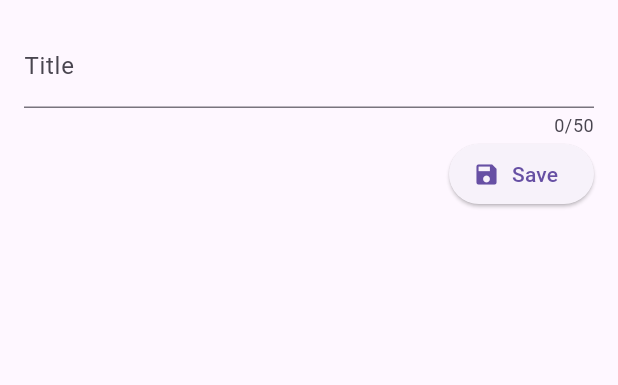
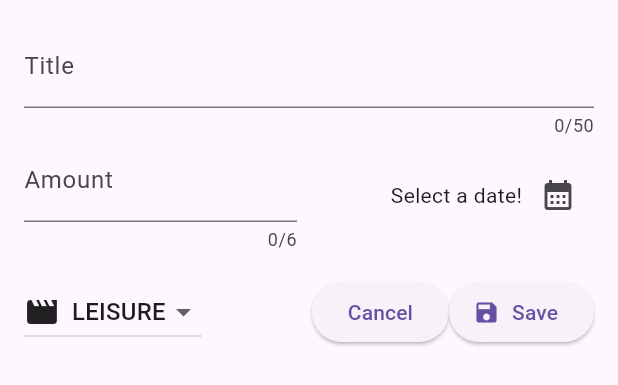
Before and after one commit to iulvimercan/flutter_ExpenseManagementApp, a Flutter app: the NewExpense widget shown alone on an empty page, opened directly, on a phone screen of 412 x 824 dp. Shown: the top 385 px of the screen. Run offline on Flutter 3.47's test engine with Material 3 defaults, Android fonts, the phone set to English and light mode, and no system bars.

Commit message:
user inputs with TextField, DatePicker, and DropdownButton

```diff
--- a/lib/new_expense.dart
+++ b/lib/new_expense.dart
@@ -1,4 +1,7 @@
 import 'package:flutter/material.dart';
+import 'package:flutter/services.dart';
+
+import 'package:expense_management_app/models/expense.dart';
 
 class NewExpense extends StatefulWidget {
   const NewExpense({super.key});
@@ -9,18 +12,37 @@ class NewExpense extends StatefulWidget {
 
 class _NewExpenseState extends State<NewExpense> {
   final _titleController = TextEditingController();
+  final _amountController = TextEditingController();
+  DateTime? _selectedDate;
+  Category? _selectedCategory = Category.leisure;
+
+  void _presentDatePicker() async {
+    final now = DateTime.now();
+    final firstDate = DateTime(now.year - 1);
+    final pickedDate = await showDatePicker(
+      context: context,
+      initialDate: now, // the date to be displayed when the picker is opened
+      firstDate: firstDate, // the first date that can be selected
+      lastDate: now, // the last date that can be selected
+    );
+
+    setState(() {
+      _selectedDate = pickedDate;
+    });
+  }
 
   @override
   void dispose() {
     // We have to manually dispose the controllers to avoid memory leaks
     _titleController.dispose();
+    _amountController.dispose();
     super.dispose();
   }
 
   @override
   Widget build(BuildContext context) {
     return Padding(
-      padding: EdgeInsets.all(16),
+      padding: const EdgeInsets.all(16),
       child: Column(
         children: [
           TextField(
@@ -32,10 +54,74 @@ class _NewExpenseState extends State<NewExpense> {
             ),
           ),
           Row(
-            mainAxisAlignment: MainAxisAlignment.end,
             children: [
+              Expanded(
+                child: TextField(
+                  controller: _amountController,
+                  maxLength: 6,
+                  keyboardType: TextInputType.number,
+                  decoration: const InputDecoration(
+                    label: Text('Amount'),
+                    prefixText: '\$ ',
+                  ),
+                  inputFormatters: [
+                    FilteringTextInputFormatter.digitsOnly,
+                  ],
+                ),
+              ),
+              const SizedBox(width: 16),
+              Expanded(
+                child: Row(
+                  mainAxisAlignment: MainAxisAlignment.end,
+                  children: [
+                    Text(_selectedDate != null
+                        ? dateFormatter.format(_selectedDate!)
+                        : 'Select a date!'),
+                    IconButton(
+                      onPressed: _presentDatePicker,
+                      icon: const Icon(Icons.calendar_month),
+                    )
+                  ],
+                ),
+              ),
+            ],
+          ),
+          const SizedBox(height: 16),
+          Row(
+            children: [
+              DropdownButton(
+                value: _selectedCategory,
+                items: [
+                  ...Category.values.map((category) {
+                    return DropdownMenuItem(
+                      value: category,
+                      child: Row(
+                        children: [
+                          Icon(categoryIcons[category]),
+                          const SizedBox(width: 8),
+                          Text(category.name.toUpperCase()),
+                        ],
+                      ),
+                    );
+                  }),
+                ],
+                onChanged: (value) {
+                  if(value == null || value is! Category) {
+                    return;
+                  }
+                  setState(() {
+                    _selectedCategory = value;
+                  });
+                },
+              ),
+              const Spacer(),
+              ElevatedButton(
+                onPressed: () => Navigator.of(context).pop(),
+                child: const Text('Cancel'),
+              ),
               ElevatedButton.icon(
-                onPressed: () => print(_titleController.text),
+                onPressed: () =>
+                    print('${_titleController.text} ${_amountController.text}'),
                 icon: const Icon(Icons.save),
                 label: const Text('Save'),
               ),
```
